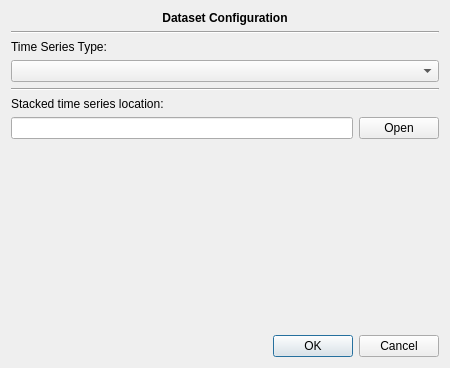
Before: the Qt Designer form tstools/ui/ui_config.ui in ceholden/TSTools, drawn with Qt 5.
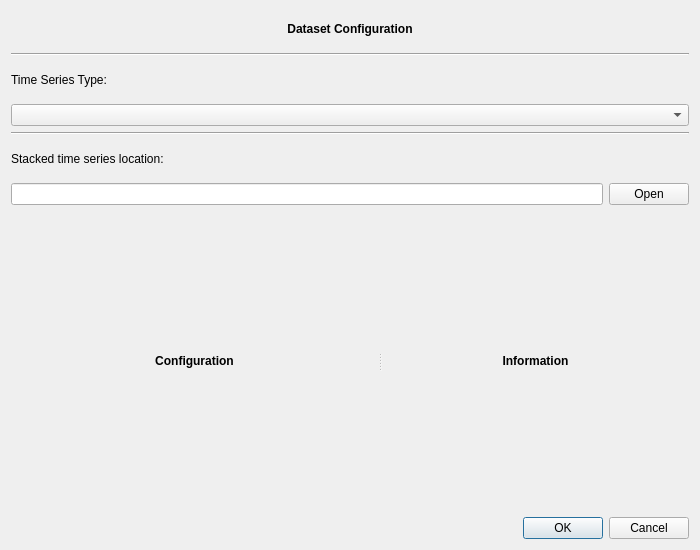
After: the same form once the commit is applied.

Commit message: Add ts driver information to config #74

```diff
--- a/tstools/ui/ui_config.ui
+++ b/tstools/ui/ui_config.ui
@@ -6,8 +6,8 @@
    <rect>
     <x>0</x>
     <y>0</y>
-    <width>450</width>
-    <height>368</height>
+    <width>700</width>
+    <height>550</height>
    </rect>
   </property>
   <property name="windowTitle">
@@ -83,13 +83,71 @@
     </widget>
    </item>
    <item row="7" column="0" colspan="2">
-    <widget class="QWidget" name="custom_widget" native="true">
-     <property name="sizePolicy">
-      <sizepolicy hsizetype="Expanding" vsizetype="Expanding">
-       <horstretch>0</horstretch>
-       <verstretch>0</verstretch>
-      </sizepolicy>
+    <widget class="QWidget" name="widget" native="true">
+     <property name="minimumSize">
+      <size>
+       <width>0</width>
+       <height>300</height>
+      </size>
      </property>
+     <layout class="QVBoxLayout" name="verticalLayout">
+      <property name="margin">
+       <number>0</number>
+      </property>
+      <item>
+       <widget class="QSplitter" name="splitter">
+        <property name="minimumSize">
+         <size>
+          <width>0</width>
+          <height>0</height>
+         </size>
+        </property>
+        <property name="orientation">
+         <enum>Qt::Horizontal</enum>
+        </property>
+        <widget class="QWidget" name="custom_widget" native="true">
+         <property name="sizePolicy">
+          <sizepolicy hsizetype="MinimumExpanding" vsizetype="Preferred">
+           <horstretch>0</horstretch>
+           <verstretch>0</verstretch>
+          </sizepolicy>
+         </property>
+         <property name="minimumSize">
+          <size>
+           <width>250</width>
+           <height>200</height>
+          </size>
+         </property>
+         <layout class="QVBoxLayout" name="verticalLayout_2">
+          <item>
+           <widget class="QLabel" name="label">
+            <property name="text">
+             <string>&lt;html&gt;&lt;head/&gt;&lt;body&gt;&lt;p align=&quot;center&quot;&gt;&lt;span style=&quot; font-weight:600;&quot;&gt;Configuration&lt;/span&gt;&lt;/p&gt;&lt;/body&gt;&lt;/html&gt;</string>
+            </property>
+           </widget>
+          </item>
+         </layout>
+        </widget>
+        <widget class="QWidget" name="info_widget" native="true">
+         <property name="minimumSize">
+          <size>
+           <width>200</width>
+           <height>200</height>
+          </size>
+         </property>
+         <layout class="QVBoxLayout" name="verticalLayout_3">
+          <item>
+           <widget class="QLabel" name="label_2">
+            <property name="text">
+             <string>&lt;html&gt;&lt;head/&gt;&lt;body&gt;&lt;p align=&quot;center&quot;&gt;&lt;span style=&quot; font-weight:600;&quot;&gt;Information&lt;/span&gt;&lt;/p&gt;&lt;/body&gt;&lt;/html&gt;</string>
+            </property>
+           </widget>
+          </item>
+         </layout>
+        </widget>
+       </widget>
+      </item>
+     </layout>
     </widget>
    </item>
   </layout>
```
Left out of the diff: 44 changed lines with no effect on the pictures. The commit also changes 4 other files.
